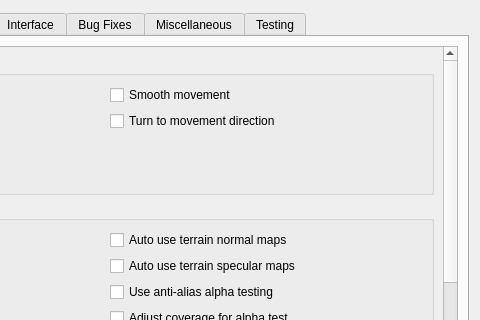
Above: files/ui/settingspage.ui from sunhawken/openmw before the change; both pictures show x 252 to 732 and y 0 to 320 of the 732 by 503 pixel window. Below: the same form after it.
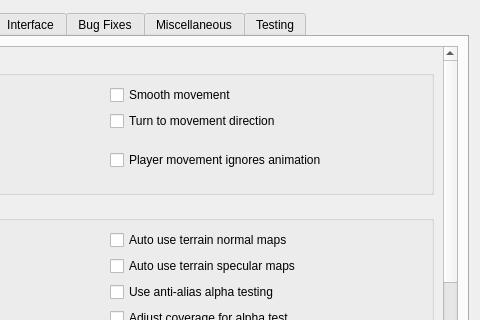
That is the form after the change. The open tabs and pages were chosen to show the change.

Commit message: Settings page entry for the "player movement ignores animation" setting.

```diff
--- a/files/ui/settingspage.ui
+++ b/files/ui/settingspage.ui
@@ -293,8 +293,8 @@
            <rect>
             <x>0</x>
             <y>0</y>
-            <width>680</width>
-            <height>882</height>
+            <width>671</width>
+            <height>774</height>
            </rect>
           </property>
           <layout class="QVBoxLayout" name="verticalLayout">
@@ -377,6 +377,16 @@
                 </item>
                </layout>
               </item>
+              <item row="2" column="1">
+               <widget class="QCheckBox" name="playerMovementIgnoresAnimationCheckBox">
+                <property name="toolTip">
+                 <string>&lt;html&gt;&lt;head/&gt;&lt;body&gt;&lt;p&gt;In third person, the camera will bob along with the movement animations of the player. Enabling this option disables this by having the player character move independently of its animation. This was the default behavior of OpenMW 0.48 and earlier.&lt;/p&gt;&lt;/body&gt;&lt;/html&gt;</string>
+                </property>
+                <property name="text">
+                 <string>Player movement ignores animation</string>
+                </property>
+               </widget>
+              </item>
              </layout>
             </widget>
            </item>
```
Left out of the diff: 2 changed lines with no effect on the pictures. The commit also changes 1 other file.
